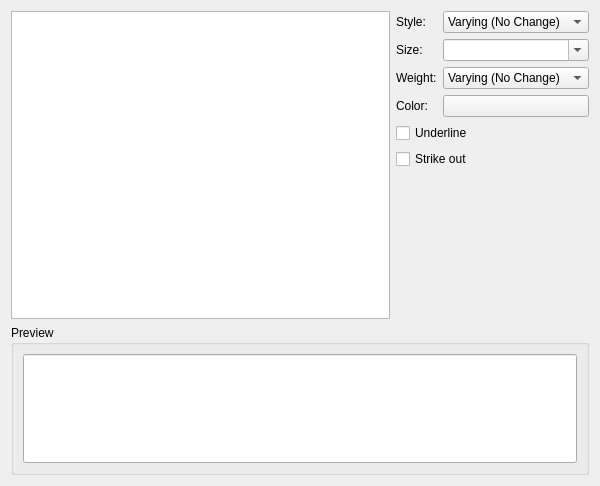
This is kspread/dialogs/FontWidget.ui in KDE/koffice as Qt 5 draws it before an edit. The edited form follows.
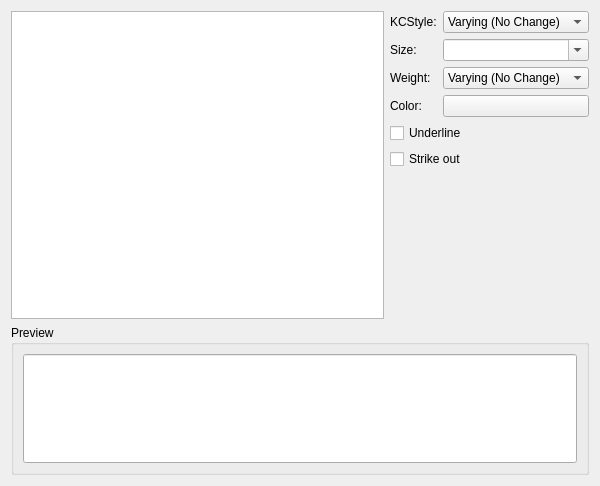
This is the edited form. Custom widgets are drawn as their Qt base class.

Commit message: rename Style to KCStyle

```diff
--- a/kspread/dialogs/FontWidget.ui
+++ b/kspread/dialogs/FontWidget.ui
@@ -118,7 +118,7 @@
      <item row="0" column="0" >
       <widget class="QLabel" name="textLabel1" >
        <property name="text" >
-        <string>Style:</string>
+        <string>KCStyle:</string>
        </property>
       </widget>
      </item>
```
Left out of the diff: 2 changed lines with no effect on the pictures. The commit also changes 68 other files.
